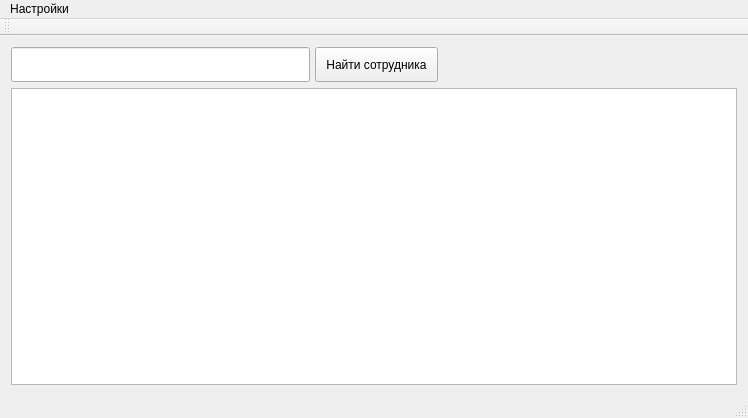
Old version of the form mainwindow.ui in the repository ilinevgeny/searchOrionX.
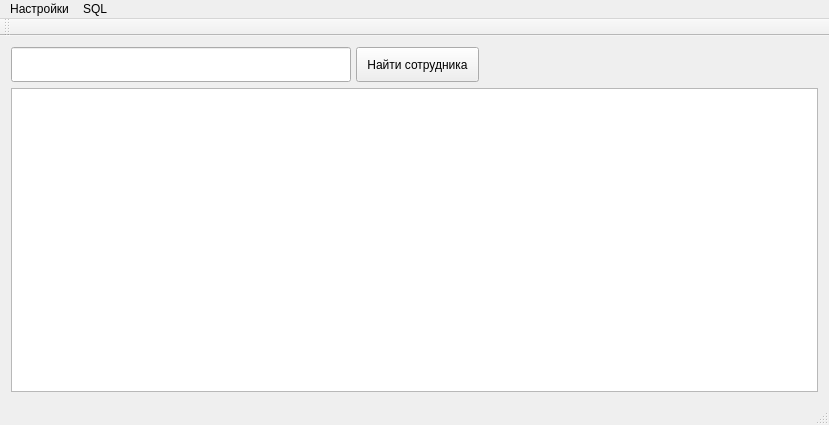
New version of the form.

Commit message: - add sql plain sql form; - add execute time;

Diff of the .ui file:
```diff
--- a/mainwindow.ui
+++ b/mainwindow.ui
@@ -6,8 +6,8 @@
    <rect>
     <x>0</x>
     <y>0</y>
-    <width>748</width>
-    <height>418</height>
+    <width>829</width>
+    <height>425</height>
    </rect>
   </property>
   <property name="windowTitle">
@@ -100,7 +100,11 @@
     <item>
      <layout class="QVBoxLayout" name="verticalLayout">
       <item>
-       <widget class="QTableView" name="tableView"/>
+       <widget class="QTableView" name="tableView">
+        <property name="sortingEnabled">
+         <bool>true</bool>
+        </property>
+       </widget>
       </item>
      </layout>
     </item>
@@ -111,7 +115,7 @@
     <rect>
      <x>0</x>
      <y>0</y>
-     <width>748</width>
+     <width>829</width>
      <height>21</height>
     </rect>
    </property>
@@ -121,7 +125,14 @@
     </property>
     <addaction name="action"/>
    </widget>
+   <widget class="QMenu" name="menuSQL">
+    <property name="title">
+     <string>SQL</string>
+    </property>
+    <addaction name="actionSELECT"/>
+   </widget>
    <addaction name="menu"/>
+   <addaction name="menuSQL"/>
   </widget>
   <widget class="QToolBar" name="mainToolBar">
    <attribute name="toolBarArea">
@@ -131,7 +142,16 @@
     <bool>false</bool>
    </attribute>
   </widget>
-  <widget class="QStatusBar" name="statusBar"/>
+  <widget class="QStatusBar" name="statusBar">
+   <property name="font">
+    <font>
+     <pointsize>10</pointsize>
+    </font>
+   </property>
+   <property name="styleSheet">
+    <string notr="true"/>
+   </property>
+  </widget>
   <action name="action">
    <property name="text">
     <string>Подключения</string>
```
Left out of the diff: 7 changed lines with no effect on the pictures. The commit also changes 6 other files.
